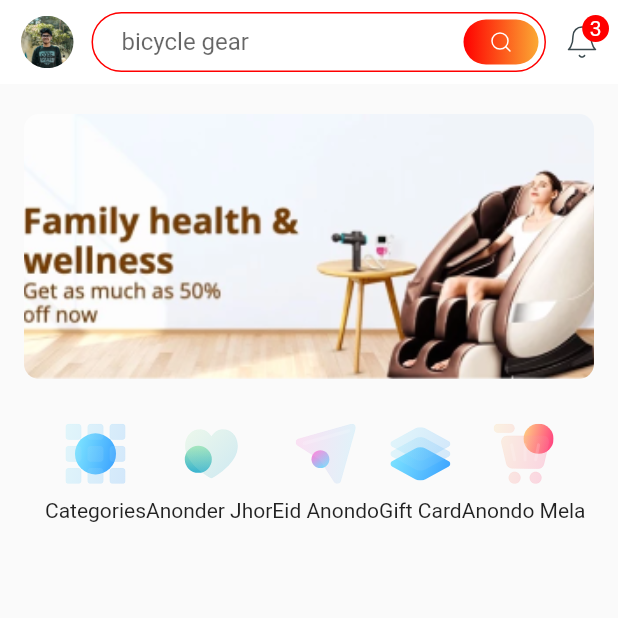
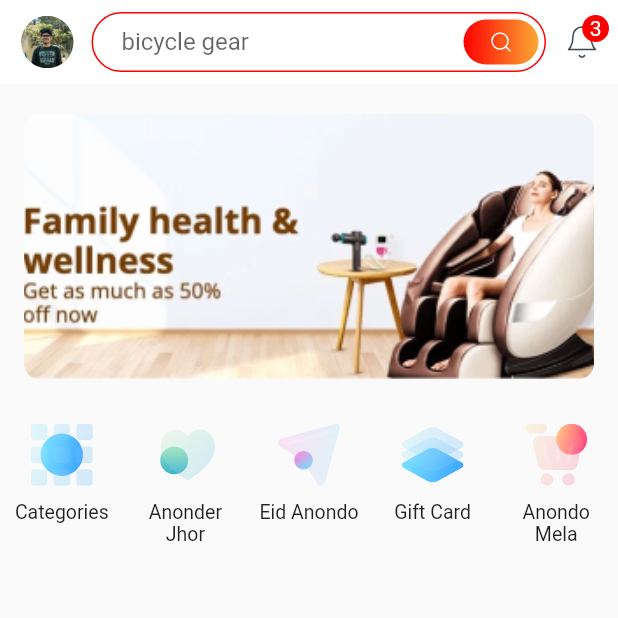
Before and after one commit to riad-safowan/Flutter-UI2, a Flutter app: the screen it shows after launch, on a phone screen of 412 x 824 dp, the top half of it. Run offline on Flutter 3.47's test engine with Material 2 defaults, Android fonts, the phone set to English and light mode, and no system bars; drawn by our look-alikes of badges, carousel_slider; our stand-ins replace device_preview, flutter_svg.

Commit message:
Home menu dynamic size adaption

```diff
--- a/lib/main.dart
+++ b/lib/main.dart
@@ -1,14 +1,20 @@
+import 'package:flutter/foundation.dart';
 import 'package:flutter/material.dart';
-
+import 'package:device_preview/device_preview.dart';
 import 'screens/home/HomeScreen.dart';
 
 void main() {
-  runApp(MyApp());
+  runApp(
+    DevicePreview(
+      enabled: true,
+      builder: (context) => MyApp(), // Wrap your app
+    ),
+  );
 }
 
 class MyApp extends StatelessWidget {
   @override
   Widget build(BuildContext context) {
-    return MaterialApp(debugShowCheckedModeBanner: false, home: HomeScreen());
+    return MaterialApp(useInheritedMediaQuery:true, debugShowCheckedModeBanner: false, home: HomeScreen());
   }
 }
--- a/lib/screens/home/HomeScreen.dart
+++ b/lib/screens/home/HomeScreen.dart
@@ -17,15 +17,18 @@ class HomeScreen extends StatefulWidget {
 }
 
 class _HomeScreenState extends State<HomeScreen> {
+  late double sWidth;
+
   @override
   Widget build(BuildContext context) {
+    sWidth = MediaQuery.of(context).size.width;
     return Scaffold(
       appBar: AppBar(
         backgroundColor: Colors.white,
         elevation: 0,
         actions: [
           SizedBox(
-              width: MediaQuery.of(context).size.width,
+              width: sWidth,
               child: Row(
                 mainAxisAlignment: MainAxisAlignment.spaceBetween,
                 children: [
--- a/lib/screens/home/widgets/Widgets.dart
+++ b/lib/screens/home/widgets/Widgets.dart
@@ -96,10 +96,11 @@ class HomeMenuOptions extends StatelessWidget {
 
   @override
   Widget build(BuildContext context) {
+    double sWidth = MediaQuery.of(context).size.width;
     return Container(
-      margin: const EdgeInsets.only(left: 30, right: 30, top: 30),
+      margin: EdgeInsets.only(top: 30),
       child: Row(
-        mainAxisAlignment: MainAxisAlignment.spaceBetween,
+        crossAxisAlignment: CrossAxisAlignment.start,
         children: menuItems.map((item) {
           return Builder(
             builder: (BuildContext context) {
@@ -108,18 +109,33 @@ class HomeMenuOptions extends StatelessWidget {
                 onTap: () {
                   if (onClicked != null) onClicked!(item.name);
                 },
+                child: Container(
+                  width: sWidth / menuItems.length,
+                  child: Padding(
+                    padding: EdgeInsets.symmetric(
+                        horizontal: sWidth * .05 / menuItems.length),
                     child: Column(
                       children: [
-                    SvgPicture.asset(
+                        Container(
+                          constraints:
+                              const BoxConstraints(maxWidth: 50, maxHeight: 50),
+                          child: SvgPicture.asset(
                             item.imageUrl,
-                      width: 40,
-                      height: 40,
+                            width: sWidth * .5 / menuItems.length,
+                            height: sWidth * .5 / menuItems.length,
+                          ),
                         ),
                         const SizedBox(
                           height: 10,
                         ),
-                    Text(item.name)
+                        Text(
+                          item.name,
+                          textAlign: TextAlign.center,
+                          style: const TextStyle(fontSize: 13),
+                        )
                       ],
+                    ),
+                  ),
                 ),
               );
             },
--- a/pubspec.yaml
+++ b/pubspec.yaml
@@ -22,6 +22,7 @@ dev_dependencies:
   flutter_svg: ^1.1.4
   badges: ^2.0.3
   carousel_slider: ^4.1.1
+  device_preview: ^1.1.0
 
 flutter:
 
```
Also changed, not shown: pubspec.lock. Lines whose indentation alone changed are shown as unchanged.
